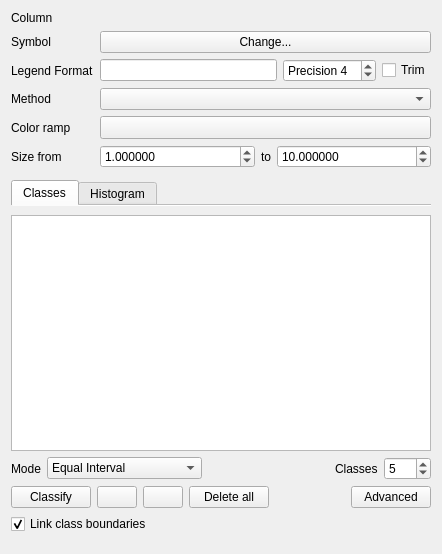
The window that src/ui/qgsgraduatedsymbolrendererv2widget.ui (carsmie/QGIS) describes before a commit, drawn with Qt 5.
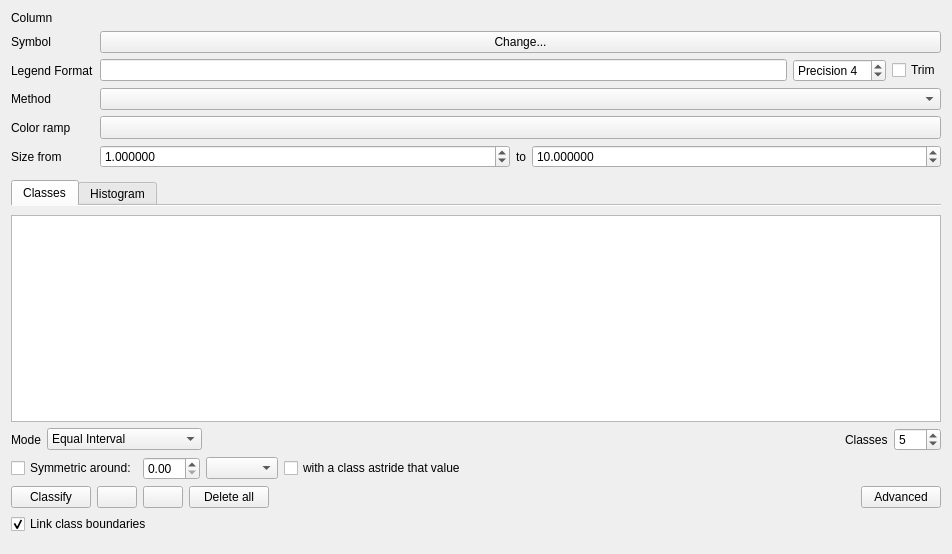
The same window after the commit. Icons and pictures are not drawn. Custom widgets are drawn as their Qt base class.

Commit message: classify symmetric squashed (17 commits) to rebase easily on master; 13 may 2018

```diff
--- a/src/ui/qgsgraduatedsymbolrendererv2widget.ui
+++ b/src/ui/qgsgraduatedsymbolrendererv2widget.ui
@@ -6,7 +6,7 @@
    <rect>
     <x>0</x>
     <y>0</y>
-    <width>442</width>
+    <width>952</width>
     <height>554</height>
    </rect>
   </property>
@@ -316,6 +316,9 @@
          </item>
          <item>
           <widget class="QComboBox" name="cboGraduatedMode">
+           <property name="editable">
+            <bool>false</bool>
+           </property>
            <item>
             <property name="text">
              <string>Equal Interval</string>
@@ -387,6 +390,80 @@
          </item>
         </layout>
        </item>
+       <item>
+        <layout class="QHBoxLayout" name="horizontalLayout_2">
+         <property name="sizeConstraint">
+          <enum>QLayout::SetDefaultConstraint</enum>
+         </property>
+         <property name="leftMargin">
+          <number>0</number>
+         </property>
+         <property name="topMargin">
+          <number>0</number>
+         </property>
+         <property name="rightMargin">
+          <number>0</number>
+         </property>
+         <property name="bottomMargin">
+          <number>0</number>
+         </property>
+         <item>
+          <widget class="QCheckBox" name="cbxClassifySymmetric">
+           <property name="enabled">
+            <bool>true</bool>
+           </property>
+           <property name="visible">
+            <bool>true</bool>
+           </property>
+           <property name="text">
+            <string>Symmetric around:</string>
+           </property>
+           <property name="checkable">
+            <bool>true</bool>
+           </property>
+           <property name="checked">
+            <bool>false</bool>
+           </property>
+           <property name="tristate">
+            <bool>false</bool>
+           </property>
+          </widget>
+         </item>
+         <item>
+          <widget class="QgsDoubleSpinBox" name="spinSymmetryPointForOtherMethods">
+           <property name="specialValueText">
+            <string/>
+           </property>
+           <property name="showClearButton" stdset="0">
+            <bool>false</bool>
+           </property>
+          </widget>
+         </item>
+         <item>
+          <widget class="QComboBox" name="cboSymmetryPointForPretty"/>
+         </item>
+         <item>
+          <widget class="QCheckBox" name="cbxAstride">
+           <property name="text">
+            <string>with a class astride that value</string>
+           </property>
+          </widget>
+         </item>
+         <item>
+          <spacer name="horizontalSpacer">
+           <property name="orientation">
+            <enum>Qt::Horizontal</enum>
+           </property>
+           <property name="sizeHint" stdset="0">
+            <size>
+             <width>40</width>
+             <height>20</height>
+            </size>
+           </property>
+          </spacer>
+         </item>
+        </layout>
+       </item>
        <item>
         <layout class="QHBoxLayout" name="horizontalLayout_3">
          <item>
```
Left out of the diff: 7 changed lines with no effect on the pictures. The commit also changes 6 other files.
